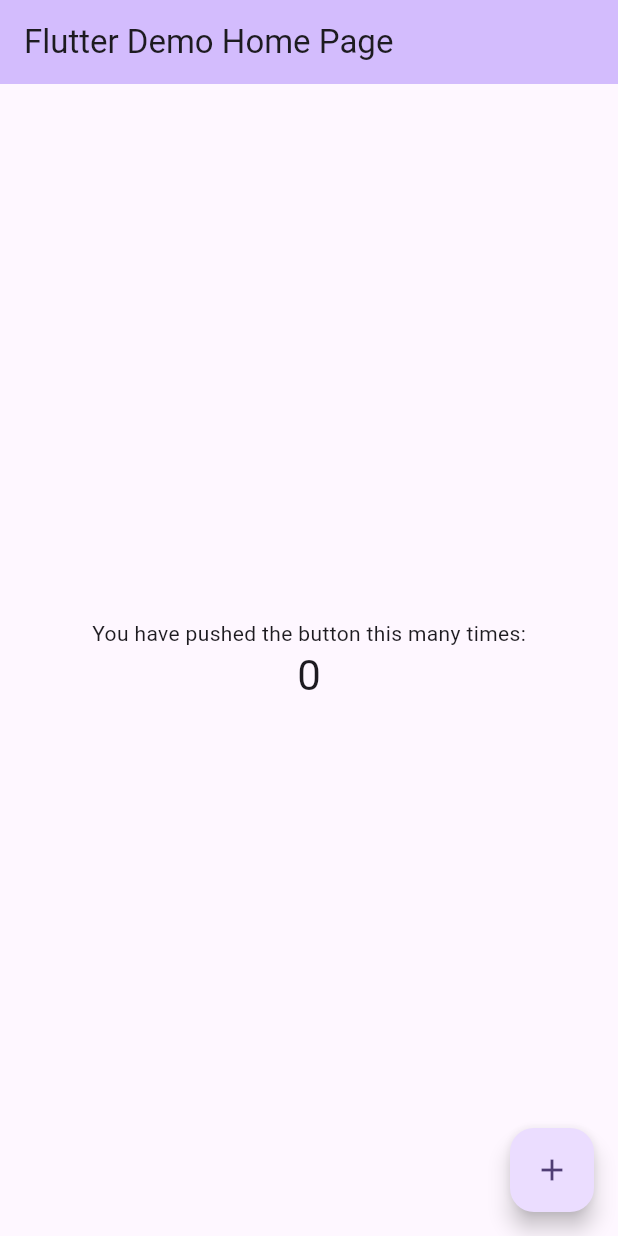
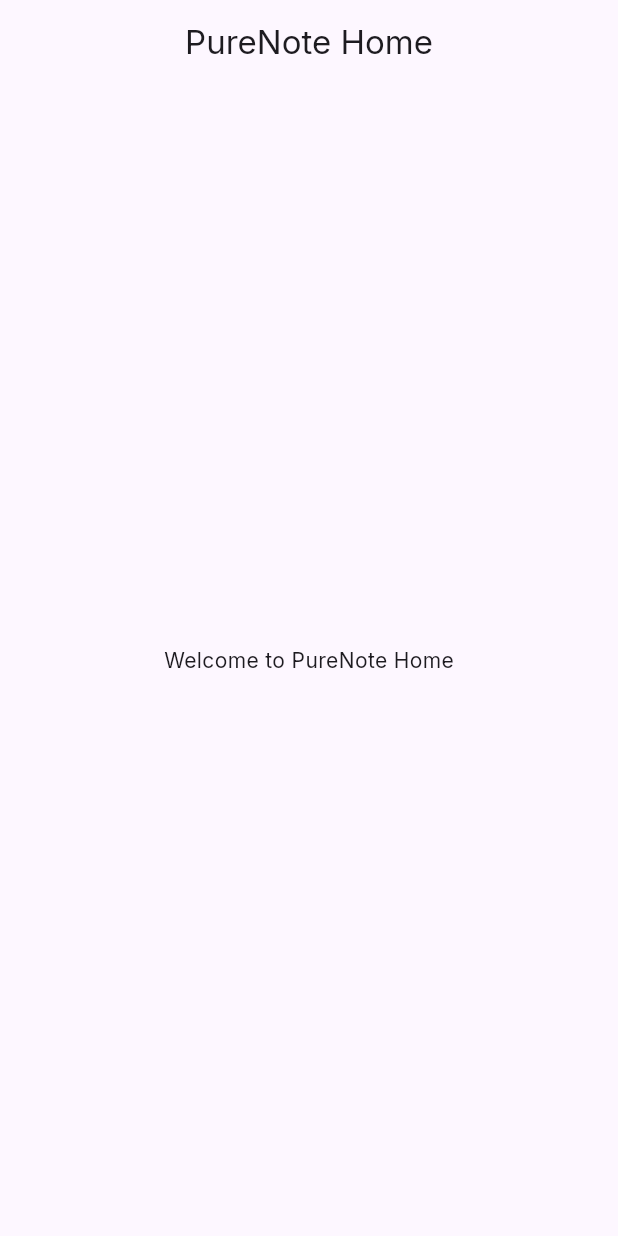
Before and after one commit to Roni077/PureNote, a Flutter app: the screen it shows after launch, on a phone screen of 412 x 824 dp. Run offline on Flutter 3.47's test engine with Material 3 defaults, Android fonts, the phone set to English and light mode, and no system bars; our stand-ins replace flutter_riverpod, go_router, google_fonts, isar; missing offline and left inert: window_manager; accounts and stored records are empty; project files that could hold a hidden picture were left out.

Commit message:
feat: complete Phase 1 infrastructure setup

```diff
--- /dev/null
+++ b/lib/app/purenote_app.dart
@@ -0,0 +1,22 @@
+import 'package:flutter/material.dart';
+import 'package:flutter_riverpod/flutter_riverpod.dart';
+import '../config/router/app_router.dart';
+import '../core/theme/app_theme.dart';
+
+class PureNoteApp extends ConsumerWidget {
+  const PureNoteApp({super.key});
+
+  @override
+  Widget build(BuildContext context, WidgetRef ref) {
+    final goRouter = ref.watch(routerProvider);
+
+    return MaterialApp.router(
+      title: 'PureNote',
+      theme: AppTheme.lightTheme,
+      darkTheme: AppTheme.darkTheme,
+      themeMode: ThemeMode.system,
+      routerConfig: goRouter,
+      debugShowCheckedModeBanner: false,
+    );
+  }
+}
--- /dev/null
+++ b/lib/config/router/app_router.dart
@@ -0,0 +1,31 @@
+import 'package:flutter/material.dart';
+import 'package:go_router/go_router.dart';
+import 'package:flutter_riverpod/flutter_riverpod.dart';
+
+// We'll replace these placeholders with actual screens later
+class PlaceholderScreen extends StatelessWidget {
+  final String title;
+  const PlaceholderScreen({super.key, required this.title});
+
+  @override
+  Widget build(BuildContext context) {
+    return Scaffold(
+      appBar: AppBar(title: Text(title)),
+      body: Center(child: Text('Welcome to $title')),
+    );
+  }
+}
+
+final routerProvider = Provider<GoRouter>((ref) {
+  return GoRouter(
+    initialLocation: '/',
+    routes: [
+      GoRoute(
+        path: '/',
+        name: 'home',
+        builder: (context, state) =>
+            const PlaceholderScreen(title: 'PureNote Home'),
+      ),
+    ],
+  );
+});
--- /dev/null
+++ b/lib/core/theme/app_theme.dart
@@ -0,0 +1,52 @@
+import 'package:flutter/material.dart';
+import 'package:google_fonts/google_fonts.dart';
+
+class AppTheme {
+  // Primary brand colors
+  static const Color primaryColor = Color(0xFF6200EA); // Deep Purple
+  static const Color secondaryColor = Color(0xFF03DAC6); // Teal
+
+  // Light Theme
+  static ThemeData get lightTheme {
+    return ThemeData(
+      useMaterial3: true,
+      brightness: Brightness.light,
+      colorSchemeSeed: primaryColor,
+      textTheme: GoogleFonts.interTextTheme(ThemeData.light().textTheme),
+      appBarTheme: const AppBarTheme(centerTitle: true, elevation: 0),
+      inputDecorationTheme: InputDecorationTheme(
+        border: OutlineInputBorder(borderRadius: BorderRadius.circular(12)),
+        filled: true,
+      ),
+      cardTheme: CardThemeData(
+        elevation: 2,
+        shape: RoundedRectangleBorder(borderRadius: BorderRadius.circular(16)),
+      ),
+    );
+  }
+
+  // Dark Theme
+  static ThemeData get darkTheme {
+    return ThemeData(
+      useMaterial3: true,
+      brightness: Brightness.dark,
+      colorSchemeSeed: primaryColor,
+      textTheme: GoogleFonts.interTextTheme(ThemeData.dark().textTheme),
+      scaffoldBackgroundColor: const Color(0xFF121212),
+      appBarTheme: const AppBarTheme(
+        centerTitle: true,
+        elevation: 0,
+        backgroundColor: Colors.transparent,
+      ),
+      inputDecorationTheme: InputDecorationTheme(
+        border: OutlineInputBorder(borderRadius: BorderRadius.circular(12)),
+        filled: true,
+      ),
+      cardTheme: CardThemeData(
+        elevation: 2,
+        color: const Color(0xFF1E1E1E),
+        shape: RoundedRectangleBorder(borderRadius: BorderRadius.circular(16)),
+      ),
+    );
+  }
+}
--- a/lib/main.dart
+++ b/lib/main.dart
@@ -1,122 +1,34 @@
+import 'dart:io';
 import 'package:flutter/material.dart';
+import 'package:flutter_riverpod/flutter_riverpod.dart';
+import 'package:window_manager/window_manager.dart';
+import 'app/purenote_app.dart';
+import 'core/database/isar_service.dart';
 
-void main() {
-  runApp(const MyApp());
-}
+void main() async {
+  WidgetsFlutterBinding.ensureInitialized();
 
-class MyApp extends StatelessWidget {
-  const MyApp({super.key});
+  // Initialize Local Database
+  final isarService = IsarService();
+  await isarService.db;
 
-  // This widget is the root of your application.
-  @override
-  Widget build(BuildContext context) {
-    return MaterialApp(
-      title: 'Flutter Demo',
-      theme: ThemeData(
-        // This is the theme of your application.
-        //
-        // TRY THIS: Try running your application with "flutter run". You'll see
-        // the application has a purple toolbar. Then, without quitting the app,
-        // try changing the seedColor in the colorScheme below to Colors.green
-        // and then invoke "hot reload" (save your changes or press the "hot
-        // reload" button in a Flutter-supported IDE, or press "r" if you used
-        // the command line to start the app).
-        //
-        // Notice that the counter didn't reset back to zero; the application
-        // state is not lost during the reload. To reset the state, use hot
-        // restart instead.
-        //
-        // This works for code too, not just values: Most code changes can be
-        // tested with just a hot reload.
-        colorScheme: .fromSeed(seedColor: Colors.deepPurple),
-      ),
-      home: const MyHomePage(title: 'Flutter Demo Home Page'),
+  // Desktop Window Management
+  if (Platform.isWindows || Platform.isLinux || Platform.isMacOS) {
+    await windowManager.ensureInitialized();
+    WindowOptions windowOptions = const WindowOptions(
+      size: Size(1200, 800),
+      minimumSize: Size(800, 600),
+      center: true,
+      backgroundColor: Colors.transparent,
+      skipTaskbar: false,
+      titleBarStyle: TitleBarStyle.normal,
+      title: 'PureNote',
     );
-  }
-}
-
-class MyHomePage extends StatefulWidget {
-  const MyHomePage({super.key, required this.title});
-
-  // This widget is the home page of your application. It is stateful, meaning
-  // that it has a State object (defined below) that contains fields that affect
-  // how it looks.
-
-  // This class is the configuration for the state. It holds the values (in this
-  // case the title) provided by the parent (in this case the App widget) and
-  // used by the build method of the State. Fields in a Widget subclass are
-  // always marked "final".
-
-  final String title;
-
-  @override
-  State<MyHomePage> createState() => _MyHomePageState();
-}
-
-class _MyHomePageState extends State<MyHomePage> {
-  int _counter = 0;
-
-  void _incrementCounter() {
-    setState(() {
-      // This call to setState tells the Flutter framework that something has
-      // changed in this State, which causes it to rerun the build method below
-      // so that the display can reflect the updated values. If we changed
-      // _counter without calling setState(), then the build method would not be
-      // called again, and so nothing would appear to happen.
-      _counter++;
+    windowManager.waitUntilReadyToShow(windowOptions, () async {
+      await windowManager.show();
+      await windowManager.focus();
     });
   }
 
-  @override
-  Widget build(BuildContext context) {
-    // This method is rerun every time setState is called, for instance as done
-    // by the _incrementCounter method above.
-    //
-    // The Flutter framework has been optimized to make rerunning build methods
-    // fast, so that you can just rebuild anything that needs updating rather
-    // than having to individually change instances of widgets.
-    return Scaffold(
-      appBar: AppBar(
-        // TRY THIS: Try changing the color here to a specific color (to
-        // Colors.amber, perhaps?) and trigger a hot reload to see the AppBar
-        // change color while the other colors stay the same.
-        backgroundColor: Theme.of(context).colorScheme.inversePrimary,
-        // Here we take the value from the MyHomePage object that was created by
-        // the App.build method, and use it to set our appbar title.
-        title: Text(widget.title),
-      ),
-      body: Center(
-        // Center is a layout widget. It takes a single child and positions it
-        // in the middle of the parent.
-        child: Column(
-          // Column is also a layout widget. It takes a list of children and
-          // arranges them vertically. By default, it sizes itself to fit its
-          // children horizontally, and tries to be as tall as its parent.
-          //
-          // Column has various properties to control how it sizes itself and
-          // how it positions its children. Here we use mainAxisAlignment to
-          // center the children vertically; the main axis here is the vertical
-          // axis because Columns are vertical (the cross axis would be
-          // horizontal).
-          //
-          // TRY THIS: Invoke "debug painting" (choose the "Toggle Debug Paint"
-          // action in the IDE, or press "p" in the console), to see the
-          // wireframe for each widget.
-          mainAxisAlignment: .center,
-          children: [
-            const Text('You have pushed the button this many times:'),
-            Text(
-              '$_counter',
-              style: Theme.of(context).textTheme.headlineMedium,
-            ),
-          ],
-        ),
-      ),
-      floatingActionButton: FloatingActionButton(
-        onPressed: _incrementCounter,
-        tooltip: 'Increment',
-        child: const Icon(Icons.add),
-      ),
-    );
-  }
+  runApp(const ProviderScope(child: PureNoteApp()));
 }
```
Also changed, not shown: build.yaml (added, +27 -0 lines), lib/core/database/isar_service.dart (added, +27 -0 lines), lib/shared/widgets/adaptive_scaffold.dart (added, +52 -0 lines), pubspec.yaml (+20 -8 lines), pubspec.lock, 3 other files.
